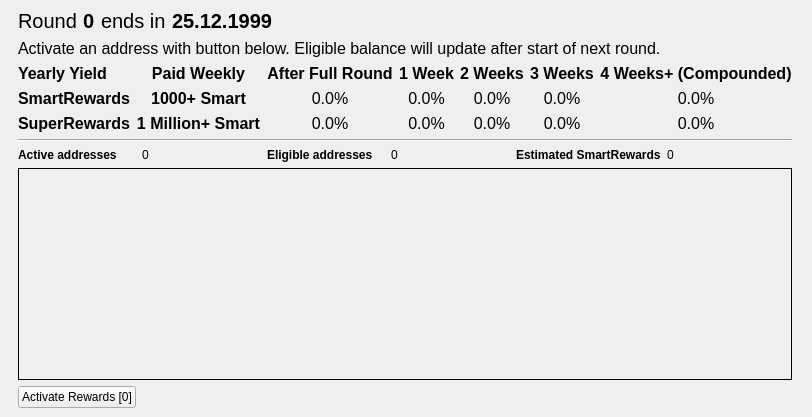
Above: src/qt/forms/smartrewardslist.ui from SmartCash/Core-Smart before the change. Below: the same form after it.
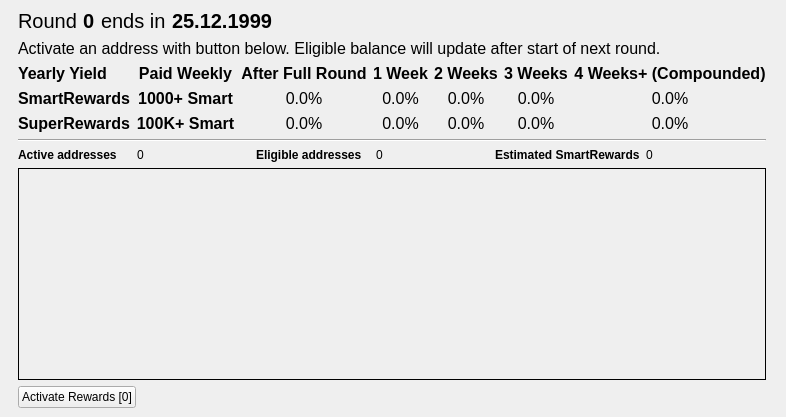
That is the form after the change. Custom widgets are drawn as their Qt base class.

```diff
--- a/src/qt/forms/smartrewardslist.ui
+++ b/src/qt/forms/smartrewardslist.ui
@@ -337,7 +337,7 @@
                    </font>
                   </property>
                   <property name="text">
-                   <string>1 Million+ Smart</string>
+                   <string>100K+ Smart</string>
                   </property>
                   <property name="alignment">
                    <set>Qt::AlignCenter</set>
```
